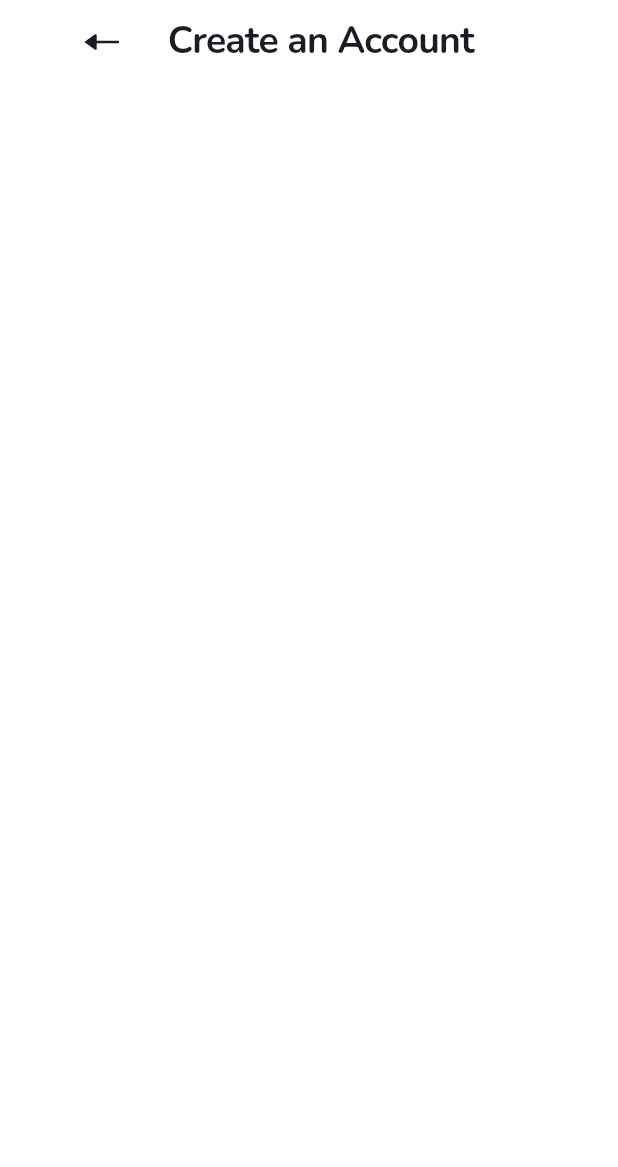
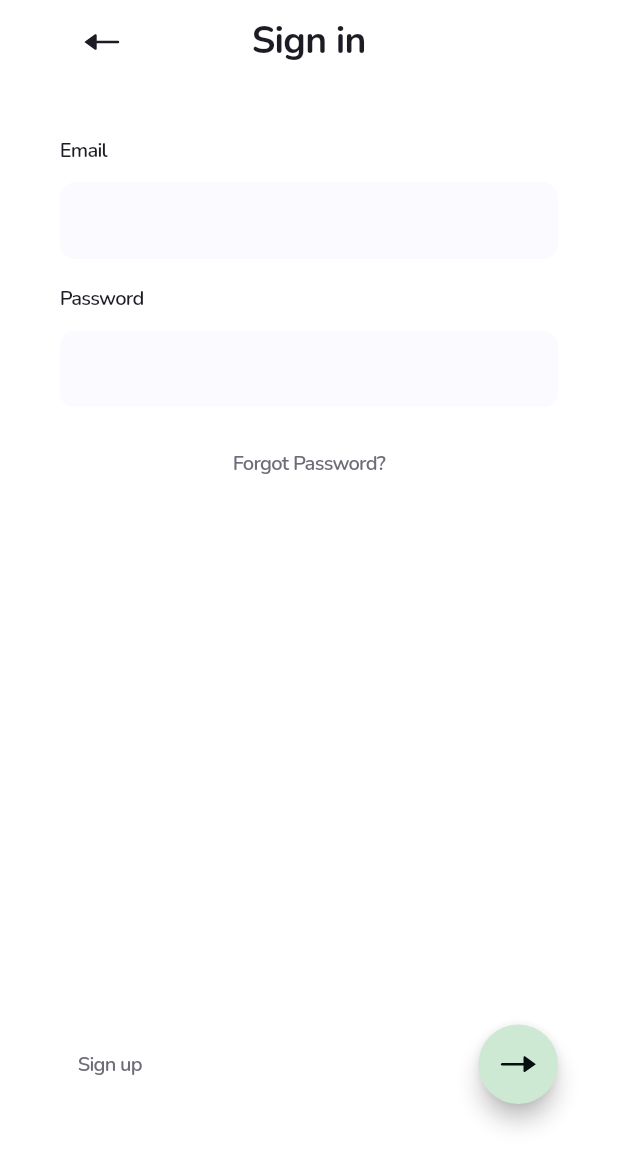
Before and after one commit to htahirov/shop_store, a Flutter app: the screen it shows after launch, on a phone screen of 412 x 824 dp. Shown: the top 1167 px of the screen. Run offline on Flutter 3.47's test engine with Material 3 defaults, Android fonts, the phone set to English and light mode, and no system bars; our stand-ins replace flutter_screenutil, flutter_svg.

Commit message:
-sign in page -sign up page - validator -condition check mail/password

```diff
--- a/lib/ui/app.dart
+++ b/lib/ui/app.dart
@@ -24,7 +24,7 @@ class MyApp extends StatelessWidget {
           useMaterial3: true,
           scaffoldBackgroundColor: AppColors.white,
         ),
-        home: Pager.splash,
+        home: Pager.signIn,
       ),
     );
   }
--- /dev/null
+++ b/lib/ui/pages/sign_in/signin_page.dart
@@ -0,0 +1,128 @@
+import 'package:flutter/material.dart';
+import 'package:flutter_screenutil/flutter_screenutil.dart';
+import '../../../utils/constants/app_paddings.dart';
+import '../../../utils/constants/app_texts.dart';
+import '../../../utils/helpers/go.dart';
+import '../../../utils/helpers/pager.dart';
+import '../../../utils/validator.dart';
+import '../../widgets/custom_app_bar.dart';
+import '../../widgets/custom_input.dart';
+import '../../widgets/custom_text_button.dart';
+import '../../widgets/custom_fab_button.dart';
+
+class SignInPage extends StatefulWidget {
+  const SignInPage({super.key});
+
+  @override
+  State<SignInPage> createState() => _SignInPageState();
+}
+
+class _SignInPageState extends State<SignInPage> {
+  final _formKey = GlobalKey<FormState>();
+  final _emailController = TextEditingController();
+  final _passwordController = TextEditingController();
+
+  @override
+  void dispose() {
+    _emailController.dispose();
+    _passwordController.dispose();
+    super.dispose();
+  }
+
+  @override
+  Widget build(BuildContext context) {
+    return Scaffold(
+      appBar: CustomAppBar(
+        title: AppTexts.signIn,
+        onLeadingPressed: () {
+          Go.replace(context, Pager.splash);
+        },
+      ),
+      body: SafeArea(
+        child: SingleChildScrollView(
+          child: IntrinsicHeight(
+            child: Padding(
+              padding: AppPaddings.h40,
+              child: Column(
+                crossAxisAlignment: CrossAxisAlignment.start,
+                children: [
+                  40.verticalSpace,
+                  Form(
+                    key: _formKey,
+                    child: Column(
+                      crossAxisAlignment: CrossAxisAlignment.start,
+                      children: [
+                        CustomInput(
+                          title: AppTexts.email,
+                          controller: _emailController,
+                          keyboardType: TextInputType.emailAddress,
+                          validator: ValidatorUtils.validateEmail,
+                        ),
+                        20.verticalSpace,
+                        CustomInput(
+                          title: AppTexts.password,
+                          controller: _passwordController,
+                          isObsecure: true,
+                          validator: ValidatorUtils.validatePassword,
+                          isPassword: true,
+                        ),
+                      ],
+                    ),
+                  ),
+                  15.verticalSpace,
+                  Center(
+                    child: CustomTextButton(
+                      text: AppTexts.forgotPassword,
+                      onPressed: () {
+                        // forgot passwordu qosmaq lazimdir
+                      },
+                    ),
+                  ),
+                  396.verticalSpace,
+                  SizedBox(
+                    height: 89.h,
+                    child: Column(
+                      mainAxisAlignment: MainAxisAlignment.start,
+                      children: [
+                        SizedBox(
+                          width: 380.w,
+                          child: Row(
+                            mainAxisAlignment: MainAxisAlignment.spaceBetween,
+                            children: [
+                              CustomTextButton(
+                                text: AppTexts.signUp,
+                                onPressed: () {
+                                  Go.to(context, Pager.signUp);
+                                },
+                              ),
+                              CustomFabButton(
+                                onPressed: () {
+                                  if (_formKey.currentState?.validate() ?? false) {
+                                    // sehife olanda qosmaq laizmidr
+                                    print('Sign in successful');
+                                  } else {
+                                    // xeta mesaji gostermek
+                                    ScaffoldMessenger.of(context).showSnackBar(
+                                      const SnackBar(
+                                        content: Text('Please check your email and password'),
+                                        backgroundColor: Colors.red,
+                                      ),
+                                    );
+                                  }
+                                },
+                              ),
+                            ],
+                          ),
+                        ),
+                      ],
+                    ),
+                  ),
+                ],
+              ),
+            ),
+          ),
+        ),
+      ),
+    );
+  }
+}
--- a/lib/ui/pages/splash/splash_page.dart
+++ b/lib/ui/pages/splash/splash_page.dart
@@ -7,8 +7,8 @@ class SplashPage extends StatelessWidget {
 
   @override
   Widget build(BuildContext context) {
-    return Scaffold(
-      appBar: const CustomAppBar(
+    return const Scaffold(
+      appBar: CustomAppBar(
         title: 'Create an Account',
       ),
     );
--- a/lib/ui/widgets/custom_app_bar.dart
+++ b/lib/ui/widgets/custom_app_bar.dart
@@ -12,10 +12,12 @@ class CustomAppBar extends StatelessWidget implements PreferredSizeWidget {
     super.key,
     this.title,
     this.leadIcon = AppAssets.arrowLeft,
+    this.onLeadingPressed,
   });
 
   final String? title;
   final String? leadIcon;
+  final VoidCallback? onLeadingPressed;
 
   @override
   Widget build(BuildContext context) {
@@ -25,11 +27,14 @@ class CustomAppBar extends StatelessWidget implements PreferredSizeWidget {
         centerTitle: true,
         leading: leadIcon == null
             ? null
-            : Center(
-                child: SvgPicture.asset(
-                  leadIcon!,
-                  height: 32.r,
-                  width: 32.r,
+            : GestureDetector(
+                onTap: onLeadingPressed,
+                child: Center(
+                  child: SvgPicture.asset(
+                    leadIcon!,
+                    height: 32.r,
+                    width: 32.r,
+                  ),
                 ),
               ),
         title: title == null ? null : Text(title!),
--- a/lib/ui/widgets/custom_input.dart
+++ b/lib/ui/widgets/custom_input.dart
@@ -1,8 +1,9 @@
 import 'package:flutter/material.dart';
 import 'package:flutter_screenutil/flutter_screenutil.dart';
-
 import '../../utils/constants/app_colors.dart';
 import '../../utils/constants/app_constants.dart';
+import '../../utils/helpers/password_condition_indicator.dart';
+import '../../utils/models/password_validation.dart';
 
 class CustomInput extends StatelessWidget {
   const CustomInput({
@@ -13,6 +14,8 @@ class CustomInput extends StatelessWidget {
     this.keyboardType,
     this.validator,
     this.onChanged,
+    this.showPasswordConditions = false,
+    this.isPassword = false,
   });
 
   final String? title;
@@ -21,6 +24,18 @@ class CustomInput extends StatelessWidget {
   final TextInputType? keyboardType;
   final String? Function(String?)? validator;
   final void Function(String)? onChanged;
+  final bool showPasswordConditions;
+  final bool isPassword;
+
+  PasswordValidationState _getPasswordValidationState(String value) {
+    return PasswordValidationState(
+      hasMinLength: value.length >= 8,
+      hasUppercase: value.contains(RegExp(r'[A-Z]')),
+      hasLowercase: value.contains(RegExp(r'[a-z]')),
+      hasNumber: value.contains(RegExp(r'[0-9]')),
+      hasSpecialChar: value.contains(RegExp(r'[!@#\$&*~]')),
+    );
+  }
 
   @override
   Widget build(BuildContext context) {
@@ -84,6 +99,19 @@ class CustomInput extends StatelessWidget {
             ),
           ),
         ),
+        if (isPassword && controller != null)
+          ValueListenableBuilder<TextEditingValue>(
+            valueListenable: controller!,
+            builder: (context, value, child) {
+              if (value.text.isEmpty) return const SizedBox.shrink();
+              final validationState = _getPasswordValidationState(value.text);
+              // sertler duzdurse conditionlari gizletmek
+              if (validationState.isValid) return const SizedBox.shrink();
+              return PasswordConditionIndicator(
+                conditions: validationState.conditions,
+              );
+            },
+          ),
       ],
     );
   }
--- a/lib/utils/constants/app_texts.dart
+++ b/lib/utils/constants/app_texts.dart
@@ -7,4 +7,8 @@ class AppTexts {
   static const password = 'Password';
   static const login = 'Log in';
   static const signUp = 'Sign up';
-}
+  static const signIn = 'Sign in';
+  static const createAccount = 'Create an Account';
+  static const forgotPassword = 'Forgot Password?';
+    static const termsOfService = 'Terms of Service';
+  }
--- a/lib/utils/helpers/pager.dart
+++ b/lib/utils/helpers/pager.dart
@@ -1,9 +1,13 @@
 import 'package:flutter/material.dart';
 
+import '../../ui/pages/sign_in/signin_page.dart';
+import '../../ui/pages/sign_up/signup_page.dart';
 import '../../ui/pages/splash/splash_page.dart';
 
 class Pager {
   Pager._();
 
   static Widget get splash => const SplashPage();
+  static Widget get signUp => const SignUpPage();
+  static Widget get signIn => const SignInPage();
 }
--- /dev/null
+++ b/lib/utils/models/password_validation.dart
@@ -0,0 +1,55 @@
+class PasswordCondition {
+  final String message;
+  final bool isMet;
+
+  const PasswordCondition({
+    required this.message,
+    required this.isMet,
+  });
+}
+
+class PasswordValidationState {
+  final bool hasMinLength;
+  final bool hasUppercase;
+  final bool hasLowercase;
+  final bool hasNumber;
+  final bool hasSpecialChar;
+
+  const PasswordValidationState({
+    this.hasMinLength = false,
+    this.hasUppercase = false,
+    this.hasLowercase = false,
+    this.hasNumber = false,
+    this.hasSpecialChar = false,
+  });
+
+  bool get isValid =>
+    hasMinLength &&
+    hasUppercase &&
+    hasLowercase &&
+    hasNumber &&
+    hasSpecialChar;
+
+  List<PasswordCondition> get conditions => [
+    PasswordCondition(
+      message: 'At least 8 characters',
+      isMet: hasMinLength,
+    ),
+    PasswordCondition(
+      message: 'At least one uppercase letter',
+      isMet: hasUppercase,
+    ),
+    PasswordCondition(
+      message: 'At least one lowercase letter',
+      isMet: hasLowercase,
+    ),
+    PasswordCondition(
+      message: 'At least one number',
+      isMet: hasNumber,
+    ),
+    PasswordCondition(
+      message: 'At least one special character (!@#\$&*~)',
+      isMet: hasSpecialChar,
+    ),
+  ];
+}
--- /dev/null
+++ b/lib/utils/validator.dart
@@ -0,0 +1,50 @@
+class ValidatorUtils {
+  ValidatorUtils._();
+
+  static final RegExp _emailRegex = RegExp(
+    r'^[a-zA-Z0-9._%+-]+@[a-zA-Z0-9.-]+\.[a-zA-Z]{2,}$',
+  );
+
+  static String? validateEmail(String? value) {
+    if (value == null || value.isEmpty) {
+      return 'Email is required';
+    }
+    if (!_emailRegex.hasMatch(value)) {
+      return 'Please enter a valid email';
+    }
+    return null;
+  }
+
+  static String? validatePassword(String? value) {
+    if (value == null || value.isEmpty) {
+      return 'Password is required';
+    }
+
+    // Check minimum length
+    if (value.length < 8) {
+      return 'Password must be at least 8 characters';
+    }
+
+    // Check for lowercase letters
+    if (!value.contains(RegExp(r'[a-z]'))) {
+      return 'Password must contain at least one lowercase letter';
+    }
+
+    // Check for uppercase letters
+    if (!value.contains(RegExp(r'[A-Z]'))) {
+      return 'Password must contain at least one uppercase letter';
+    }
+
+    // Check for numbers
+    if (!value.contains(RegExp(r'[0-9]'))) {
+      return 'Password must contain at least one number';
+    }
+
+    // Check for special characters
+    if (!value.contains(RegExp(r'[!@#\$&*~]'))) {
+      return 'Password must contain at least one special character (!@#\$&*~)';
+    }
+
+    return null;
+  }
+}
```
Also changed, not shown: lib/ui/pages/sign_up/signup_page.dart (added, +168 -0 lines), lib/utils/helpers/password_condition_indicator.dart (added, +60 -0 lines).
